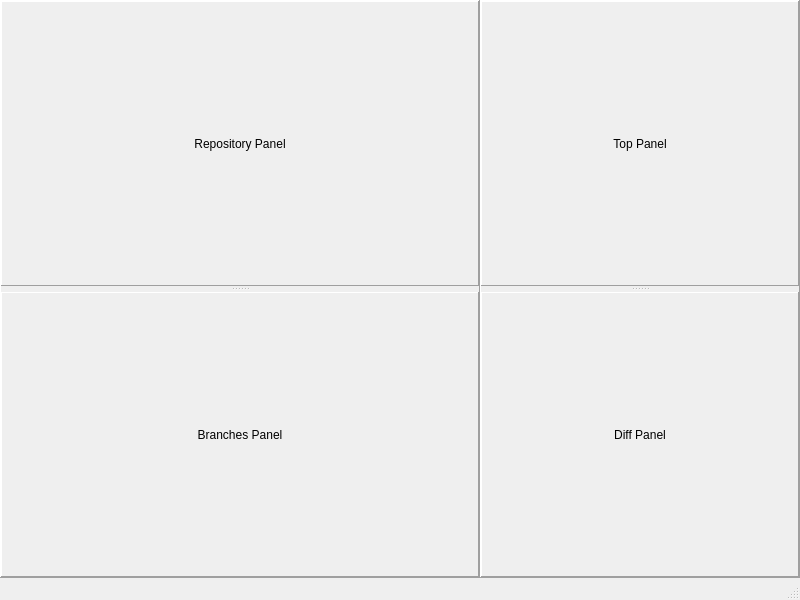
Before: the Qt Designer form mainwindow.ui in CJayM/CommitCraft, drawn with Qt 5.
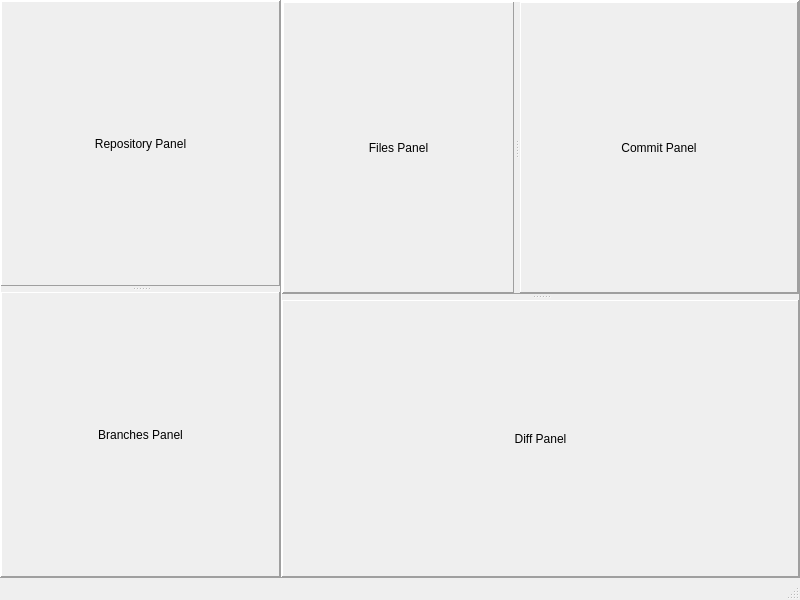
After: the same form once the commit is applied.

Commit message: Ещё доразбит UI

What changed in the file:
```diff
--- a/mainwindow.ui
+++ b/mainwindow.ui
@@ -206,14 +206,81 @@
             <enum>QFrame::Raised</enum>
            </property>
            <layout class="QVBoxLayout" name="verticalLayout_6">
+            <property name="spacing">
+             <number>0</number>
+            </property>
+            <property name="leftMargin">
+             <number>0</number>
+            </property>
+            <property name="topMargin">
+             <number>0</number>
+            </property>
+            <property name="rightMargin">
+             <number>0</number>
+            </property>
+            <property name="bottomMargin">
+             <number>0</number>
+            </property>
             <item>
-             <widget class="QLabel" name="topLabel">
-              <property name="text">
-               <string>Top Panel</string>
+             <widget class="QSplitter" name="topSplitter">
+              <property name="orientation">
+               <enum>Qt::Horizontal</enum>
               </property>
-              <property name="alignment">
-               <set>Qt::AlignCenter</set>
+              <property name="handleWidth">
+               <number>6</number>
               </property>
+              <widget class="QFrame" name="filesPanel">
+               <property name="minimumSize">
+                <size>
+                 <width>100</width>
+                 <height>0</height>
+                </size>
+               </property>
+               <property name="frameShape">
+                <enum>QFrame::Panel</enum>
+               </property>
+               <property name="frameShadow">
+                <enum>QFrame::Raised</enum>
+               </property>
+               <layout class="QVBoxLayout" name="verticalLayout_8">
+                <item>
+                 <widget class="QLabel" name="filesLabel">
+                  <property name="text">
+                   <string>Files Panel</string>
+                  </property>
+                  <property name="alignment">
+                   <set>Qt::AlignCenter</set>
+                  </property>
+                 </widget>
+                </item>
+               </layout>
+              </widget>
+              <widget class="QFrame" name="commitPanel">
+               <property name="minimumSize">
+                <size>
+                 <width>100</width>
+                 <height>0</height>
+                </size>
+               </property>
+               <property name="frameShape">
+                <enum>QFrame::Panel</enum>
+               </property>
+               <property name="frameShadow">
+                <enum>QFrame::Raised</enum>
+               </property>
+               <layout class="QVBoxLayout" name="verticalLayout_9">
+                <item>
+                 <widget class="QLabel" name="commitLabel">
+                  <property name="text">
+                   <string>Commit Panel</string>
+                  </property>
+                  <property name="alignment">
+                   <set>Qt::AlignCenter</set>
+                  </property>
+                 </widget>
+                </item>
+               </layout>
+              </widget>
              </widget>
             </item>
            </layout>
```
The commit also changes 1 other file.
